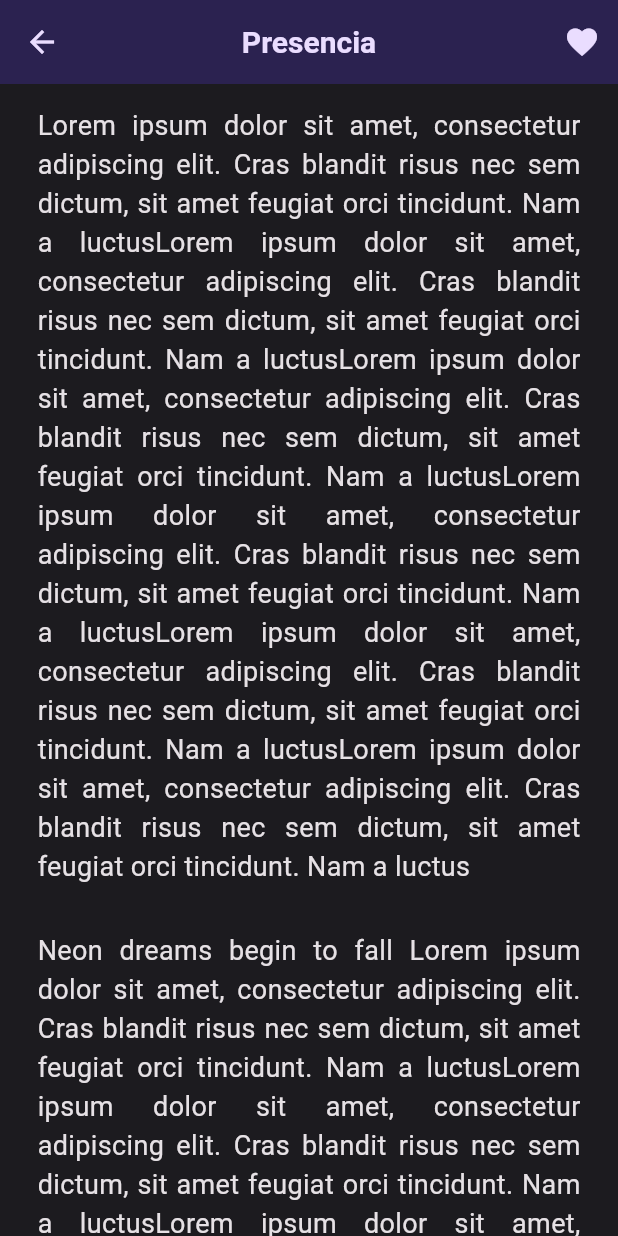
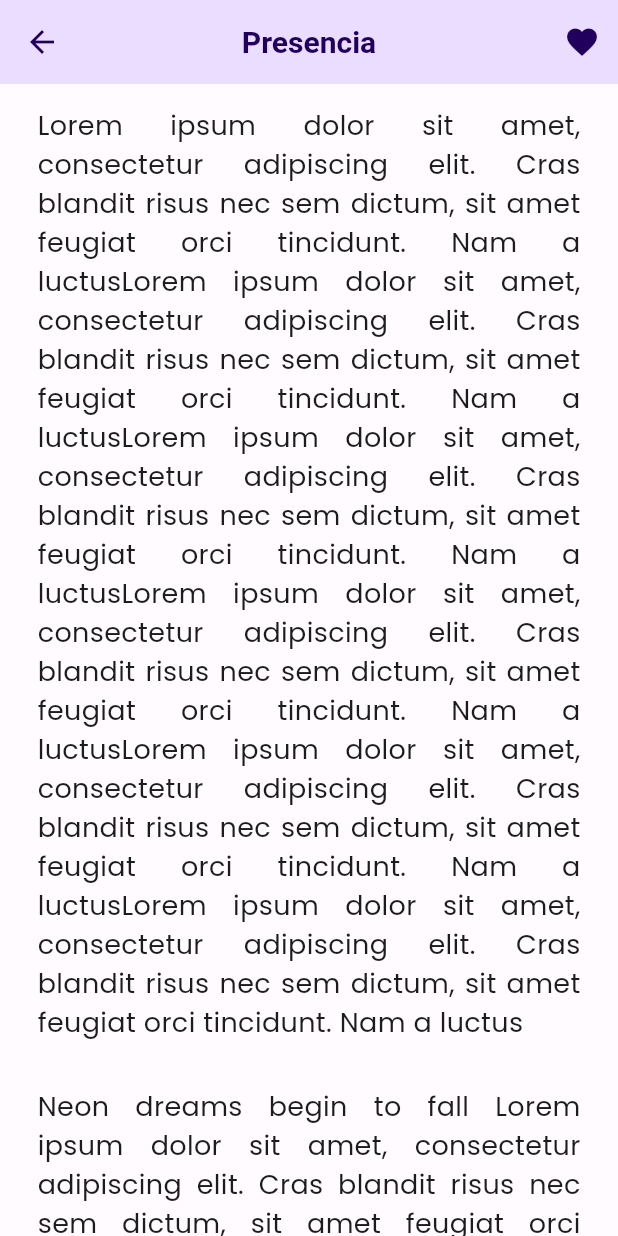
Before and after one commit to owenmorales5/rv-app, a Flutter app: the screen it shows after launch, after a tap on "Electric Moonlight", on a phone screen of 412 x 824 dp. Run offline on Flutter 3.47's test engine with Material 3 defaults, Android fonts, the phone set to English and light mode, and no system bars; our stand-ins replace google_fonts.

Commit message:
mejoras en estilos

```diff
--- a/lib/config/theme.dart
+++ b/lib/config/theme.dart
@@ -1,4 +1,5 @@
 import 'package:flutter/material.dart';
+import 'package:google_fonts/google_fonts.dart';
 // import 'package:google_fonts/google_fonts.dart';
 
 class AppThemeCustom {
@@ -32,7 +33,7 @@ class AppThemeCustom {
       inversePrimary: Color(0xFFD0BCFF),
       surfaceTint: Color(0xFF6750A4),
     ),
-    // fontFamily: GoogleFonts.merriweather().fontFamily,
+    fontFamily: GoogleFonts.poppins().fontFamily,
 
     // AppBar
     appBarTheme: const AppBarTheme(
@@ -77,10 +78,10 @@ class AppThemeCustom {
     ),
 
     // Texto
-    // textTheme: GoogleFonts.merriweatherTextTheme().copyWith(
-    //   titleLarge: const TextStyle(fontSize: 22, fontWeight: FontWeight.bold),
-    //   bodyMedium: const TextStyle(fontSize: 16),
-    // ),
+    textTheme: GoogleFonts.poppinsTextTheme().copyWith(
+      titleLarge: const TextStyle(fontSize: 22, fontWeight: FontWeight.bold),
+      bodyMedium: const TextStyle(fontSize: 16),
+    ),
   );
   static ThemeData darkTheme = ThemeData(
     useMaterial3: true,
@@ -103,11 +104,8 @@ class AppThemeCustom {
       onError: Color(0xFF601410),
       errorContainer: Color(0xFF8C1D18),
       onErrorContainer: Color(0xFFF9DEDC),
-      background: Color(0xFF1C1B1F),
-      onBackground: Color(0xFFE6E1E5),
       surface: Color(0xFF1C1B1F),
       onSurface: Color(0xFFE6E1E5),
-      surfaceVariant: Color(0xFF49454F),
       onSurfaceVariant: Color(0xFFCAC4D0),
       outline: Color(0xFF938F99),
       shadow: Color(0xFF000000),
@@ -116,7 +114,7 @@ class AppThemeCustom {
       inversePrimary: Color(0xFF6750A4),
       surfaceTint: Color(0xFFD0BCFF),
     ),
-    // fontFamily: GoogleFonts.merriweather().fontFamily,
+    fontFamily: GoogleFonts.poppins().fontFamily,
 
     // AppBar
     appBarTheme: const AppBarTheme(
@@ -161,11 +159,11 @@ class AppThemeCustom {
     ),
 
     // Tipografía
-    // textTheme: GoogleFonts.merriweatherTextTheme(
-    //   ThemeData.dark().textTheme,
-    // ).copyWith(
-    //   titleLarge: const TextStyle(fontSize: 22, fontWeight: FontWeight.bold),
-    //   bodyMedium: const TextStyle(fontSize: 16),
-    // ),
+    textTheme: GoogleFonts.poppinsTextTheme(
+      ThemeData.dark().textTheme,
+    ).copyWith(
+      titleLarge: const TextStyle(fontSize: 22, fontWeight: FontWeight.bold),
+      bodyMedium: const TextStyle(fontSize: 16),
+    ),
   );
 }
--- a/lib/main.dart
+++ b/lib/main.dart
@@ -12,7 +12,9 @@ class MainApp extends StatelessWidget {
   @override
   Widget build(BuildContext context) {
     return MaterialApp(
-      theme: AppThemeCustom.darkTheme,
+      theme: AppThemeCustom.lightTheme,
+      darkTheme: AppThemeCustom.darkTheme,
+      themeMode: ThemeMode.system,
       debugShowCheckedModeBanner: false,
       home: HomeScreen(),
     );
--- a/lib/screens/lyrics.dart
+++ b/lib/screens/lyrics.dart
@@ -29,7 +29,7 @@ class LyricsScreen extends StatelessWidget {
         future: getLyricsById(songId),
         builder: (context, snapshot) {
           if (snapshot.connectionState == ConnectionState.waiting) {
-            return CircularProgressIndicator();
+            return Center(child: CircularProgressIndicator());
           } else if (snapshot.hasError) {
             return Text('Error: ${snapshot.error}');
           } else if (!snapshot.hasData || snapshot.data!.isEmpty) {
--- a/pubspec.yaml
+++ b/pubspec.yaml
@@ -9,11 +9,12 @@ environment:
 dependencies:
   flutter:
     sdk: flutter
+  google_fonts: ^6.2.1
 
 dev_dependencies:
+  flutter_lints: ^5.0.0
   flutter_test:
     sdk: flutter
-  flutter_lints: ^5.0.0
 
 flutter:
   uses-material-design: true
```
Also changed, not shown: pubspec.lock, 1 other file.
